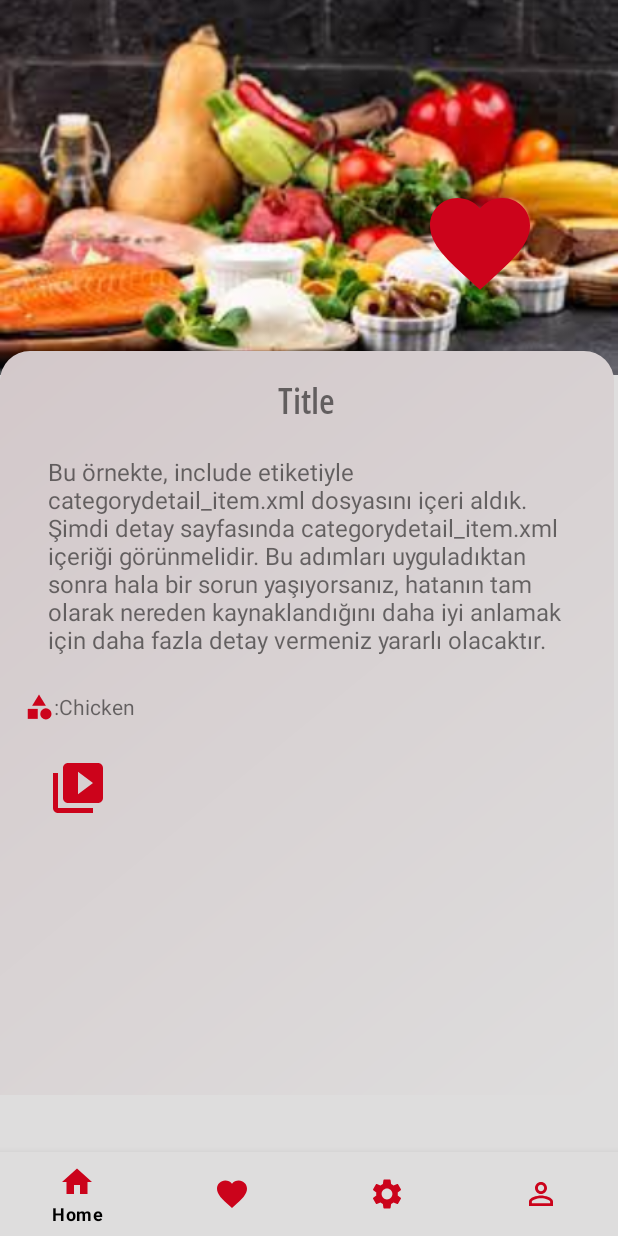
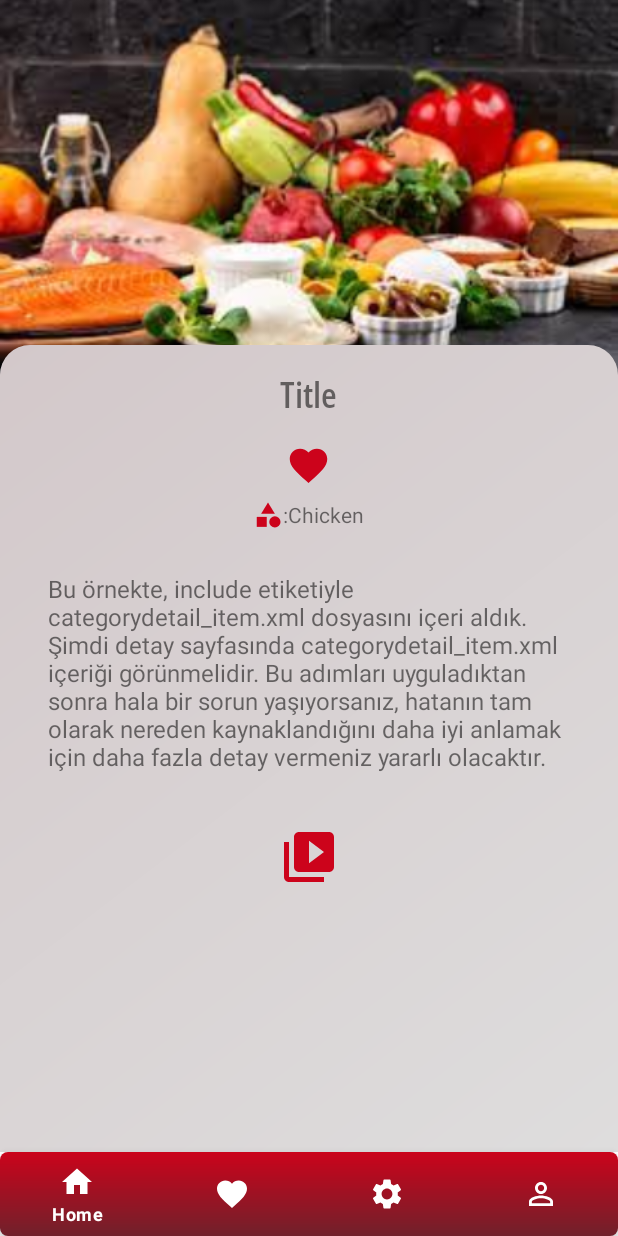
Before and after one commit to kubraklc/HealthyLife, an Android app: the fragment RecipeFragment placed in its activity, on a phone screen of 412 x 824 dp. Run offline under Robolectric (Android 15) with nearby library versions, the phone set to English and light mode, and no system bars; our stand-ins replace Firebase (no records; nobody signed in at launch, a user with empty details on screens opened directly); pictures from the network do not load.

Commit message:
Layout dosyalarında düzenleme yapıldı.

```diff
--- a/app/src/main/java/com/example/healthylife/model/firebasemodels/FavoriteMealFirebase.kt
+++ b/app/src/main/java/com/example/healthylife/model/firebasemodels/FavoriteMealFirebase.kt
@@ -4,5 +4,6 @@ data class FavoriteMealFirebase(
     val idMeal: String = "",
     val strMeal: String = "",
     val strMealThumb: String = "",
-    val userId: String = ""
+    val userId: String = "",
+    val strYoutube : String = ""
 )
--- a/app/src/main/java/com/example/healthylife/model/firebasemodels/MealFirebase.kt
+++ b/app/src/main/java/com/example/healthylife/model/firebasemodels/MealFirebase.kt
@@ -3,5 +3,6 @@ package com.example.healthylife.model.firebasemodels
 data class MealFirebase(
     val idMeal: String,
     val strMeal: String,
-    val strMealThumb: String
+    val strMealThumb: String,
+    val strYoutube : String
 )
--- a/app/src/main/java/com/example/healthylife/ui/detail/RecipeFragment.kt
+++ b/app/src/main/java/com/example/healthylife/ui/detail/RecipeFragment.kt
@@ -1,10 +1,13 @@
 package com.example.healthylife.ui.detail
 
+import android.content.Intent
+import android.net.Uri
 import android.os.Bundle
 import android.util.Log
 import android.view.LayoutInflater
 import android.view.View
 import android.view.ViewGroup
+import android.widget.ImageButton
 import android.widget.ImageView
 import android.widget.TextView
 import android.widget.Toast
@@ -28,14 +31,14 @@ class RecipeFragment : Fragment() {
     private val favoriteViewModel: FavoriteViewModel by viewModels()
     private lateinit var favoriteAdapter : FavoriteAdapter
     private lateinit var databaseReference: DatabaseReference
+    private lateinit var imageYoutube: ImageButton
     companion object {
         const val MEAL_ID = "com.example.easyfood.fragments.idMeal"
         const val MEAL_NAME = "com.example.easyfood.fragments.nameMeal"
         const val MEAL_THUMB = "com.example.easyfood.fragments.thumbMeal"
+        const val MEAL_LINK = "com.example.easyfood.fragments.mealLink"
+
     }
-
-
-
 
     override fun onCreateView(
         inflater: LayoutInflater, container: ViewGroup?,
@@ -54,6 +57,7 @@ class RecipeFragment : Fragment() {
 
             val mealName = arguments?.getString(MEAL_NAME)
             val mealThumb = arguments?.getString(MEAL_THUMB)
+            val mealLink = arguments?.getString(MEAL_LINK)
             val bundle = Bundle().apply {
                 putString("title", mealName)
                 putString("img", mealThumb)
@@ -62,9 +66,16 @@ class RecipeFragment : Fragment() {
             // Firebasedeki veritabanına erişim sağlayalım
             databaseReference = FirebaseDatabase.getInstance("https://healthylife-b03db-default-rtdb.europe-west1.firebasedatabase.app").getReference("favorites-recipes")
             val mealModel = FavoriteMealFirebase(userId = "1", idMeal = arguments?.getString(MEAL_ID).toString(), strMealThumb = arguments?.getString(
-                MEAL_THUMB).toString(), strMeal = arguments?.getString(MEAL_NAME).toString())
+                MEAL_THUMB).toString(), strMeal = arguments?.getString(MEAL_NAME).toString(), strYoutube = arguments?.getString(MEAL_LINK).toString())
             databaseReference.child(arguments?.getString(MEAL_ID).toString()).setValue(mealModel).addOnSuccessListener {
             }
+            databaseReference = FirebaseDatabase.getInstance().getReference("recipes")
+            imageYoutube = view?.findViewById<ImageButton>(R.id.imageYoutube)!!
+            imageYoutube.setOnClickListener {
+                openYoutube()
+            }
+
+
 
             try {
                 // Favori yemeği ekleyip güncellenmiş listeyi alalım
@@ -79,6 +90,26 @@ class RecipeFragment : Fragment() {
             }
         }
        return view
+    }
+
+    private fun openYoutube() {
+       val favMeal = id
+       databaseReference.child(id.toString()).child("youtubeUrl").get()
+           .addOnSuccessListener { snapshot ->
+               val youtubeUrl = snapshot.getValue(String::class.java)
+               if (!youtubeUrl.isNullOrEmpty()){
+                   val intent = Intent(Intent.ACTION_VIEW, Uri.parse(youtubeUrl))
+                   if (intent.resolveActivity(requireActivity().packageManager) != null) {
+                       startActivity(intent)
+                   }else{
+
+                   }
+               }
+           }
+           .addOnSuccessListener {
+
+           }
+
     }
 
     override fun onViewCreated(view: View, savedInstanceState: Bundle?) {
@@ -114,6 +145,8 @@ class RecipeFragment : Fragment() {
         }
     }
 
+
+
     override fun onDestroyView() {
         super.onDestroyView()
         _binding = null
--- /dev/null
+++ b/app/src/main/res/drawable/bottom_background_color.xml
@@ -0,0 +1,9 @@
+<?xml version="1.0" encoding="utf-8"?>
+<shape xmlns:android="http://schemas.android.com/apk/res/android">
+    <gradient
+        android:startColor="#CB031B"
+        android:endColor="#70212B"
+        android:type="linear"
+        android:angle="15"/>
+    <corners android:radius="5dp"></corners>
+</shape>
--- a/app/src/main/res/drawable/ic_delete.xml
+++ b/app/src/main/res/drawable/ic_delete.xml
@@ -1,5 +1,5 @@
-<vector xmlns:android="http://schemas.android.com/apk/res/android" android:height="24dp" android:tint="#C10606" android:viewportHeight="24" android:viewportWidth="24" android:width="24dp">
+<vector xmlns:android="http://schemas.android.com/apk/res/android" android:height="24dp" android:tint="#BF0606" android:viewportHeight="24" android:viewportWidth="24" android:width="24dp">
 
-    <path android:fillColor="@android:color/white" android:pathData="M6,19c0,1.1 0.9,2 2,2h8c1.1,0 2,-0.9 2,-2L18,7L6,7v12zM8,9h8v10L8,19L8,9zM15.5,4l-1,-1h-5l-1,1L5,4v2h14L19,4z"/>
+    <path android:fillColor="@android:color/white" android:pathData="M6,19c0,1.1 0.9,2 2,2h8c1.1,0 2,-0.9 2,-2V7H6v12zM19,4h-3.5l-1,-1h-5l-1,1H5v2h14V4z"/>
 
 </vector>
--- a/app/src/main/res/drawable/ic_favorite.xml
+++ b/app/src/main/res/drawable/ic_favorite.xml
@@ -1,5 +1,5 @@
-<vector android:height="80dp" android:tint="#CC031B"
+<vector android:height="30dp" android:tint="#CC031B"
     android:viewportHeight="24" android:viewportWidth="24"
-    android:width="80dp" xmlns:android="http://schemas.android.com/apk/res/android">
+    android:width="30dp" xmlns:android="http://schemas.android.com/apk/res/android">
     <path android:fillColor="@android:color/white" android:pathData="M12,21.35l-1.45,-1.32C5.4,15.36 2,12.28 2,8.5 2,5.42 4.42,3 7.5,3c1.74,0 3.41,0.81 4.5,2.09C13.09,3.81 14.76,3 16.5,3 19.58,3 22,5.42 22,8.5c0,3.78 -3.4,6.86 -8.55,11.54L12,21.35z"/>
 </vector>
--- a/app/src/main/res/drawable/page_backgorund.xml
+++ b/app/src/main/res/drawable/page_backgorund.xml
@@ -4,7 +4,7 @@
             android:startColor="#CB031B"
             android:endColor="#70212B"
             android:type="linear"
-            android:angle="135"/>
+            android:angle="15"/>
     <corners android:bottomRightRadius="20dp"
         android:bottomLeftRadius="20dp"></corners>
     </shape>
--- a/app/src/main/res/layout/activity_main.xml
+++ b/app/src/main/res/layout/activity_main.xml
@@ -20,9 +20,9 @@
         android:id="@+id/bottomNavigationView"
         android:layout_width="0dp"
         android:layout_height="wrap_content"
-        android:background="@color/bottom_background_color"
+        android:background="@drawable/bottom_background_color"
         app:itemIconTint="@color/bottom_icon_color"
-        app:itemTextColor="@color/bottom_selected_icon"
+        app:itemTextColor="@color/bottom_icon_color"
         app:layout_constraintBottom_toBottomOf="parent"
         app:layout_constraintEnd_toEndOf="parent"
         app:layout_constraintStart_toStartOf="parent"
--- a/app/src/main/res/layout/fragment_recipe.xml
+++ b/app/src/main/res/layout/fragment_recipe.xml
@@ -19,13 +19,15 @@
     <ScrollView
         android:id="@+id/scroll"
         android:layout_width="match_parent"
-        android:layout_height="match_parent"
+        android:layout_height="0dp"
+        android:fillViewport="true"
         app:layout_constraintBottom_toBottomOf="parent"
         app:layout_constraintEnd_toEndOf="parent"
         app:layout_constraintStart_toStartOf="parent"
         app:layout_constraintTop_toTopOf="parent">
 
-        <androidx.constraintlayout.widget.ConstraintLayout
+
+        <LinearLayout
             android:id="@+id/constraintLayout"
             android:layout_width="match_parent"
             android:layout_height="wrap_content"
@@ -37,38 +39,15 @@
                 android:layout_height="250dp"
                 android:scaleType="centerCrop"
                 android:src="@drawable/splashimg"
-                app:layout_constraintDimensionRatio="16:9"
-                app:layout_constraintEnd_toEndOf="parent"
-                app:layout_constraintStart_toStartOf="parent"
-                app:layout_constraintTop_toTopOf="parent"
-                tools:ignore="MissingConstraints" />
-
-            <ImageButton
-                android:id="@+id/imageFavorite"
-                android:layout_width="wrap_content"
-                android:layout_height="wrap_content"
-                android:layout_marginEnd="36dp"
-                android:layout_marginBottom="32dp"
-
-                android:background="@android:color/transparent"
-                android:clickable="true"
-                android:padding="16dp"
-                android:src="@drawable/ic_favorite"
-                app:layout_constraintBottom_toBottomOf="@id/descimgView"
-                app:layout_constraintEnd_toEndOf="@id/descimgView"
                 tools:ignore="MissingConstraints" />
 
             <LinearLayout
                 android:id="@+id/linearLayout"
-                android:layout_width="409dp"
-                android:layout_height="496dp"
-                android:layout_marginTop="-16dp"
+                android:layout_width="match_parent"
+                android:layout_height="match_parent"
+                android:layout_marginTop="-20dp"
                 android:background="@drawable/favorite_radius"
-                android:orientation="vertical"
-                app:layout_constraintEnd_toEndOf="parent"
-                app:layout_constraintHorizontal_bias="0.0"
-                app:layout_constraintStart_toStartOf="parent"
-                app:layout_constraintTop_toBottomOf="@id/descimgView">
+                android:orientation="vertical">
 
                 <TextView
                     android:id="@+id/descTitle"
@@ -81,9 +60,32 @@
                     android:textSize="24sp"
                     android:textStyle="bold" />
 
+                <ImageButton
+                    android:id="@+id/imageFavorite"
+                    android:layout_width="wrap_content"
+                    android:layout_height="wrap_content"
+                    android:layout_gravity="center"
+                    android:layout_marginStart="16dp"
+                    android:layout_marginTop="16dp"
+                    android:layout_marginEnd="16dp"
+                    android:background="@android:color/transparent"
+                    android:clickable="true"
+                    android:src="@drawable/ic_favorite"
+                    tools:ignore="MissingConstraints" />
+
+                <TextView
+                    android:id="@+id/categoryInfo"
+                    android:layout_width="wrap_content"
+                    android:layout_height="wrap_content"
+                    android:layout_gravity="center"
+                    android:layout_marginTop="8dp"
+                    android:layout_marginBottom="8dp"
+                    android:drawableLeft="@drawable/ic_category"
+                    android:text=":Chicken" />
+
                 <TextView
                     android:id="@+id/categoryInstruction"
-                    android:layout_width="wrap_content"
+                    android:layout_width="match_parent"
                     android:layout_height="wrap_content"
                     android:layout_marginStart="16dp"
                     android:layout_marginTop="4dp"
@@ -93,39 +95,16 @@
                     android:text="Bu örnekte, include etiketiyle categorydetail_item.xml dosyasını içeri aldık. Şimdi detay sayfasında categorydetail_item.xml içeriği görünmelidir. Bu adımları uyguladıktan sonra hala bir sorun yaşıyorsanız, hatanın tam olarak nereden kaynaklandığını daha iyi anlamak için daha fazla detay vermeniz yararlı olacaktır."
                     android:textSize="16sp" />
 
-                <TextView
-                    android:id="@+id/categoryInfo"
-                    android:layout_width="wrap_content"
-                    android:layout_height="wrap_content"
-                    android:layout_marginStart="16dp"
-                    android:layout_marginTop="4dp"
-                    android:layout_marginEnd="16dp"
-                    android:layout_marginBottom="4dp"
-                    android:drawableLeft="@drawable/ic_category"
-                    android:text=":Chicken" />
-
                 <ImageButton
                     android:id="@+id/imageYoutube"
                     android:layout_width="wrap_content"
                     android:layout_height="wrap_content"
-                    android:layout_marginStart="16dp"
-                    android:layout_marginTop="4dp"
-                    android:layout_marginEnd="16dp"
-                    android:layout_marginBottom="4dp"
+                    android:layout_gravity="center_horizontal"
+                    android:layout_margin="16dp"
                     android:background="@android:color/transparent"
                     android:clickable="true"
-                    android:padding="16dp"
                     android:src="@drawable/icon_video" />
             </LinearLayout>
-
-            <FrameLayout
-                android:id="@+id/fragment_container"
-                android:layout_width="match_parent"
-                android:layout_height="match_parent"
-                android:alpha="0.2"
-                android:background="@color/background_color"
-                app:layout_constraintTop_toBottomOf="@id/linearLayout" />
-
-        </androidx.constraintlayout.widget.ConstraintLayout>
+        </LinearLayout>
     </ScrollView>
 </androidx.constraintlayout.widget.ConstraintLayout>
--- a/app/src/main/res/values/colors.xml
+++ b/app/src/main/res/values/colors.xml
@@ -9,8 +9,8 @@
     <color name="white">#FFFFFFFF</color>
 
     // Bottom navigation bar renk düzenlemeleri
-    <color name="bottom_icon_color">#CB031B</color>
-    <color name="bottom_icon_text">#686C69</color>
+    <color name="bottom_icon_color">#ffff</color>
+    <color name="bottom_icon_text">#ffffff</color>
     <color name="customButtonColor">#CB031B</color>
     <color name="bottom_background_color">#DEDDDD</color>
 
```
